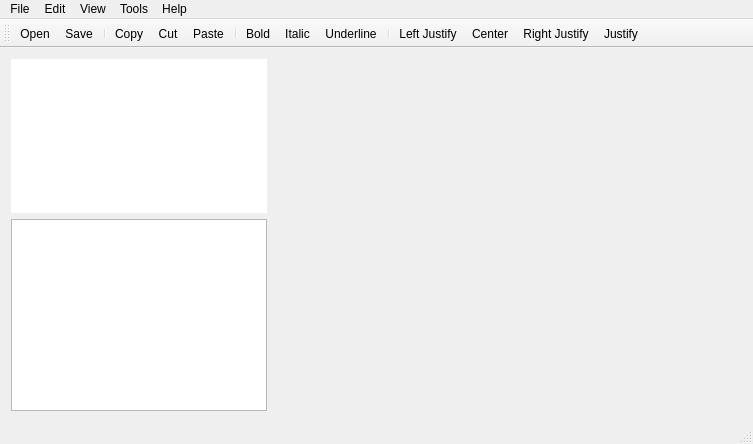
iPenguin/NotePages, file src/mainwindow.ui: the form before one commit.
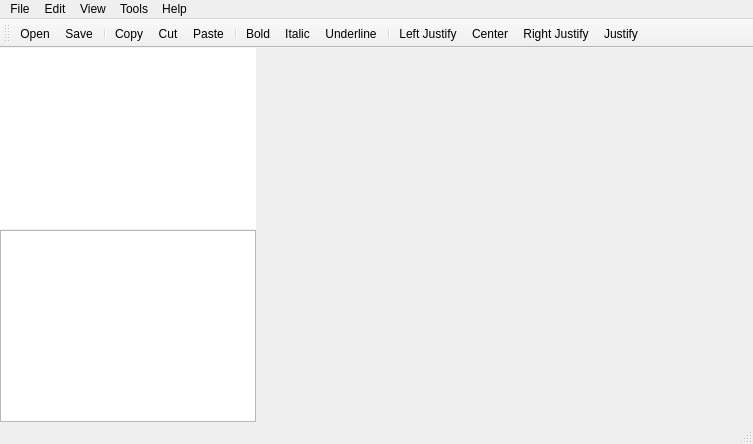
The form after the commit. Icons and pictures are not drawn.

Patch:
```diff
--- a/src/mainwindow.ui
+++ b/src/mainwindow.ui
@@ -18,12 +18,12 @@
     <normaloff>:/images/icon.png</normaloff>:/images/icon.png</iconset>
   </property>
   <widget class="QWidget" name="centralWidget">
-   <layout class="QVBoxLayout" name="verticalLayout_2">
+   <layout class="QVBoxLayout" name="verticalLayout">
     <property name="margin">
      <number>0</number>
     </property>
     <item>
-     <widget class="QSplitter" name="splitter">
+     <widget class="QSplitter" name="splitter_2">
       <property name="orientation">
        <enum>Qt::Horizontal</enum>
       </property>
@@ -33,9 +33,22 @@
       <property name="handleWidth">
        <number>1</number>
       </property>
-      <widget class="QWidget" name="layoutWidget">
-       <layout class="QVBoxLayout" name="verticalLayout">
-        <item>
+      <property name="childrenCollapsible">
+       <bool>false</bool>
+      </property>
+      <widget class="QSplitter" name="splitter">
+       <property name="orientation">
+        <enum>Qt::Vertical</enum>
+       </property>
+       <property name="opaqueResize">
+        <bool>false</bool>
+       </property>
+       <property name="handleWidth">
+        <number>1</number>
+       </property>
+       <property name="childrenCollapsible">
+        <bool>false</bool>
+       </property>
          <widget class="QTreeWidget" name="pageTree">
           <property name="sizePolicy">
            <sizepolicy hsizetype="Minimum" vsizetype="Expanding">
@@ -79,8 +92,6 @@
            </property>
           </column>
          </widget>
-        </item>
-        <item>
          <widget class="QListWidget" name="iconList">
           <property name="sizePolicy">
            <sizepolicy hsizetype="Expanding" vsizetype="Fixed">
@@ -95,8 +106,6 @@
            </size>
           </property>
          </widget>
-        </item>
-       </layout>
       </widget>
       <widget class="QTabWidget" name="tabWidget">
        <property name="sizePolicy">
```
Left out of the diff: 42 changed lines with no effect on the pictures. Lines whose indentation alone changed are shown as unchanged.
